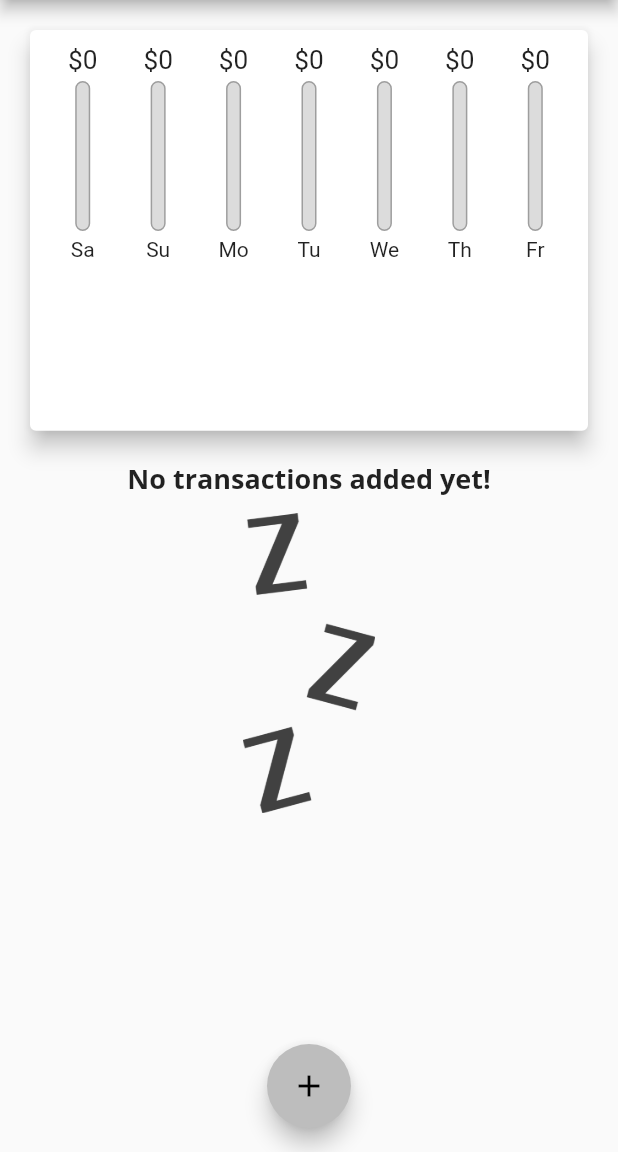
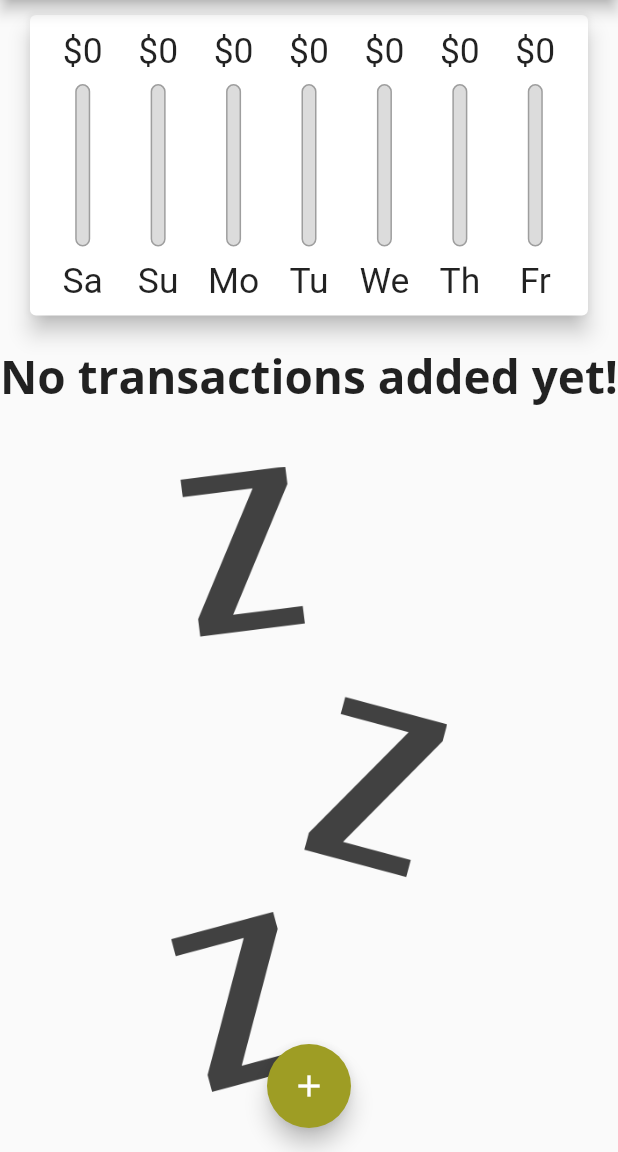
Before and after one commit to thq4n/personal_expenses_application, a Flutter app: the screen it shows after launch, on a phone screen of 412 x 824 dp, the part 84-1236 px from its top. Run offline on Flutter 3.47's test engine with Material 2 defaults, Android fonts, the phone set to English and light mode, and no system bars.

Commit message:
Responsive + Adaptive + UI fixs

```diff
--- a/lib/main.dart
+++ b/lib/main.dart
@@ -1,4 +1,5 @@
 import 'package:flutter/material.dart';
+import 'package:flutter/services.dart';
 import 'package:personal_expenses_application/widgets/chart.dart';
 import 'package:personal_expenses_application/widgets/new_transaction.dart';
 
@@ -6,6 +7,11 @@ import 'models/transaction.dart';
 import 'widgets/transaction_list.dart';
 
 void main(List<String> args) {
+  // WidgetsFlutterBinding.ensureInitialized();
+  // SystemChrome.setPreferredOrientations([
+  //   DeviceOrientation.portraitDown,
+  //   DeviceOrientation.portraitUp,
+  // ]);
   runApp(MyApp());
 }
 
@@ -17,7 +23,7 @@ class MyApp extends StatelessWidget {
       debugShowCheckedModeBanner: false,
       theme: ThemeData(
         fontFamily: "Quicksand",
-        accentColor: Colors.grey.shade400,
+        accentColor: Colors.lime.shade800,
         appBarTheme: AppBarTheme(
           textTheme: ThemeData.light().textTheme.copyWith(
                 headline6: TextStyle(
@@ -54,6 +60,8 @@ class MyHomePage extends StatefulWidget {
 
 class _MyHomePageState extends State<MyHomePage> {
   final List<Transaction> _userTransactions = [];
+
+  bool _chartShow = false;
 
   List<Transaction> get _recentTransactions {
     return (_userTransactions.where((element) {
@@ -95,8 +103,16 @@ class _MyHomePageState extends State<MyHomePage> {
     );
   }
 
+  void _showChar(bool value) {
+    setState(() {
+      _chartShow = value;
+    });
+  }
+
   @override
   Widget build(BuildContext context) {
+    final bool isLandscape =
+        MediaQuery.of(context).orientation == Orientation.landscape;
     final AppBar myAppBar = AppBar(
       title: Text(widget.appTitle),
       actions: <Widget>[
@@ -106,6 +122,7 @@ class _MyHomePageState extends State<MyHomePage> {
         ),
       ],
     );
+
     return Scaffold(
       appBar: myAppBar,
       body: SingleChildScrollView(
@@ -113,18 +130,55 @@ class _MyHomePageState extends State<MyHomePage> {
           //mainAxisAlignment: MainAxisAlignment.start,
           crossAxisAlignment: CrossAxisAlignment.stretch,
           children: <Widget>[
+            if (isLandscape)
               Container(
                 height: (MediaQuery.of(context).size.height -
                         myAppBar.preferredSize.height -
                         MediaQuery.of(context).padding.top) *
-                  0.4,
+                    0.2,
+                child: FittedBox(
+                  fit: BoxFit.contain,
+                  child: Row(
+                    children: [
+                      Text("Show chart: "),
+                      Switch(
+                          value: _chartShow,
+                          onChanged: (value) => _showChar(value)),
+                    ],
+                  ),
+                ),
+              ),
+            if (isLandscape)
+              _chartShow
+                  ? Container(
+                      height: (MediaQuery.of(context).size.height -
+                              myAppBar.preferredSize.height -
+                              MediaQuery.of(context).padding.top) *
+                          0.6,
                       child: Chart(_recentTransactions),
+                    )
+                  : Container(
+                      height: (MediaQuery.of(context).size.height -
+                              myAppBar.preferredSize.height -
+                              MediaQuery.of(context).padding.top) *
+                          0.8,
+                      child: TransactionList(
+                          _userTransactions, _deleteTransaction),
                     ),
+            if (!isLandscape)
               Container(
                 height: (MediaQuery.of(context).size.height -
                         myAppBar.preferredSize.height -
                         MediaQuery.of(context).padding.top) *
-                  0.6,
+                    0.3,
+                child: Chart(_recentTransactions),
+              ),
+            if (!isLandscape)
+              Container(
+                height: (MediaQuery.of(context).size.height -
+                        myAppBar.preferredSize.height -
+                        MediaQuery.of(context).padding.top) *
+                    0.7,
                 child: TransactionList(_userTransactions, _deleteTransaction),
               ),
           ],
--- a/lib/widgets/chart.dart
+++ b/lib/widgets/chart.dart
@@ -37,7 +37,7 @@ class Chart extends StatelessWidget {
   Widget build(BuildContext context) {
     return Card(
       elevation: 6,
-      margin: EdgeInsets.all(20),
+      margin: EdgeInsets.fromLTRB(20, 10, 20, 20),
       child: Padding(
         padding: EdgeInsets.all(10),
         child: Row(
--- a/lib/widgets/chart_bar.dart
+++ b/lib/widgets/chart_bar.dart
@@ -9,19 +9,20 @@ class ChartBar extends StatelessWidget {
 
   @override
   Widget build(BuildContext context) {
+    return LayoutBuilder(builder: (ctx, constraint) {
       return Column(
         children: <Widget>[
           Container(
-          height: 20,
+            height: constraint.maxHeight * 0.15,
             child: FittedBox(
               child: Text("\$${spendingAmount.toStringAsFixed(0)}"),
             ),
           ),
           SizedBox(
-          height: 4,
+            height: constraint.maxHeight * 0.05,
           ),
           Container(
-          height: 100,
+            height: constraint.maxHeight * 0.6,
             width: 10,
             child: Stack(
               children: <Widget>[
@@ -51,10 +52,16 @@ class ChartBar extends StatelessWidget {
             ),
           ),
           SizedBox(
-          height: 4,
+            height: constraint.maxHeight * 0.05,
           ),
-        Text(label),
+          Container(
+            height: constraint.maxHeight * 0.15,
+            child: FittedBox(
+              child: Text(label),
+            ),
+          ),
         ],
       );
+    });
   }
 }
--- a/lib/widgets/new_transaction.dart
+++ b/lib/widgets/new_transaction.dart
@@ -73,7 +73,9 @@ class _NewTransactionState extends State<NewTransaction> {
           child: Column(
             crossAxisAlignment: CrossAxisAlignment.center,
             children: <Widget>[
-              TextField(
+              Container(
+                margin: EdgeInsets.fromLTRB(0, 10, 0, 10),
+                child: TextField(
                   // onChanged: (value) {
                   //   titleInput = value;
                   // },
@@ -83,7 +85,10 @@ class _NewTransactionState extends State<NewTransaction> {
                     labelText: "Tiltle",
                   ),
                 ),
-              TextField(
+              ),
+              Container(
+                margin: EdgeInsets.fromLTRB(0, 10, 0, 10),
+                child: TextField(
                   // onChanged: (value) => amountInput = value,
                   controller: _amountController,
                   onSubmitted: (_) => _submitData(),
@@ -92,7 +97,10 @@ class _NewTransactionState extends State<NewTransaction> {
                     labelText: "Amount",
                   ),
                 ),
-              Row(
+              ),
+              Container(
+                margin: EdgeInsets.fromLTRB(0, 10, 0, 10),
+                child: Row(
                   children: <Widget>[
                     Flexible(
                       child: TextField(
@@ -113,9 +121,10 @@ class _NewTransactionState extends State<NewTransaction> {
                     )
                   ],
                 ),
+              ),
               Container(
                 width: double.infinity,
-                margin: EdgeInsets.all(10),
+                margin: EdgeInsets.fromLTRB(10, 20, 10, 20),
                 child: ElevatedButton(
                   onPressed: _submitData,
                   child: Text("Add"),
--- a/lib/widgets/transaction_list.dart
+++ b/lib/widgets/transaction_list.dart
@@ -11,24 +11,33 @@ class TransactionList extends StatelessWidget {
   @override
   Widget build(BuildContext context) {
     return transactions.isEmpty
-        ? Column(
+        ? LayoutBuilder(builder: (ctx, constraint) {
+            return Column(
               children: <Widget>[
-              Text(
+                Container(
+                  height: constraint.maxHeight * 0.08,
+                  child: FittedBox(
+                    child: Text(
                       "No transactions added yet!",
                       style: Theme.of(context).textTheme.headline6,
                     ),
+                  ),
+                ),
                 SizedBox(
-                height: 10,
+                  height: constraint.maxHeight * 0.07,
                 ),
                 Container(
-                height: 200,
+                  height: constraint.maxHeight * 0.85,
+                  alignment: Alignment.topCenter,
+                  padding: EdgeInsets.only(bottom: 40),
                   child: Image.asset(
                     "assets/images/waiting.png",
                     fit: BoxFit.cover,
                   ),
                 ),
               ],
-          )
+            );
+          })
         : ListView.builder(
             itemBuilder: (context, index) {
               // return Card(
@@ -75,8 +84,8 @@ class TransactionList extends StatelessWidget {
                   child: Padding(
                     padding: const EdgeInsets.all(8.0),
                     child: FittedBox(
-                        child: Text(
-                            "\$${transactions[index].amount.toString()}")),
+                        child:
+                            Text("\$${transactions[index].amount.toString()}")),
                   ),
                 ),
                 title: Text(
```
Lines whose indentation alone changed are shown as unchanged.
